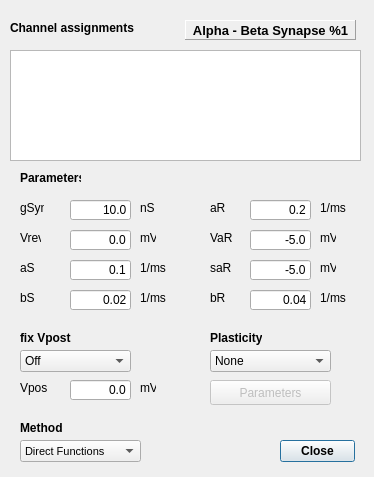
The window that src/gui/AbSynDlg.ui (CompEphys-team/stdpc) describes before a commit, drawn with Qt 5.
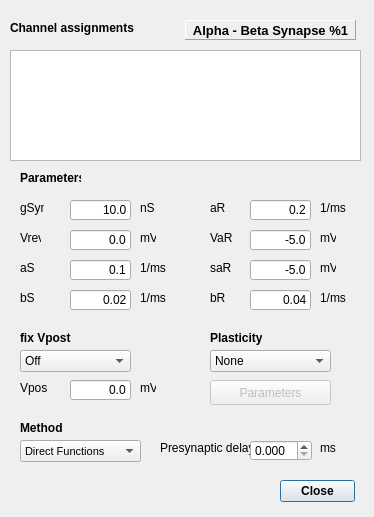
The same window after the commit. Custom widgets are drawn as their Qt base class.

Commit message: Added presynaptic delay for chemical synapses

```diff
--- a/src/gui/AbSynDlg.ui
+++ b/src/gui/AbSynDlg.ui
@@ -7,7 +7,7 @@
     <x>0</x>
     <y>0</y>
     <width>374</width>
-    <height>477</height>
+    <height>517</height>
    </rect>
   </property>
   <property name="windowTitle">
@@ -17,7 +17,7 @@
    <property name="geometry">
     <rect>
      <x>280</x>
-     <y>440</y>
+     <y>480</y>
      <width>75</width>
      <height>23</height>
     </rect>
@@ -713,6 +713,48 @@
     <string>Channel assignments</string>
    </property>
   </widget>
+  <widget class="QLabel" name="label_2">
+   <property name="geometry">
+    <rect>
+     <x>160</x>
+     <y>440</y>
+     <width>91</width>
+     <height>16</height>
+    </rect>
+   </property>
+   <property name="text">
+    <string>Presynaptic delay</string>
+   </property>
+  </widget>
+  <widget class="QLabel" name="label_3">
+   <property name="geometry">
+    <rect>
+     <x>320</x>
+     <y>440</y>
+     <width>21</width>
+     <height>16</height>
+    </rect>
+   </property>
+   <property name="text">
+    <string>ms</string>
+   </property>
+  </widget>
+  <widget class="QDoubleSpinBox" name="delay">
+   <property name="geometry">
+    <rect>
+     <x>250</x>
+     <y>440</y>
+     <width>62</width>
+     <height>21</height>
+    </rect>
+   </property>
+   <property name="decimals">
+    <number>3</number>
+   </property>
+   <property name="maximum">
+    <double>1000.000000000000000</double>
+   </property>
+  </widget>
  </widget>
  <customwidgets>
   <customwidget>
```
The commit also changes 23 other files.
